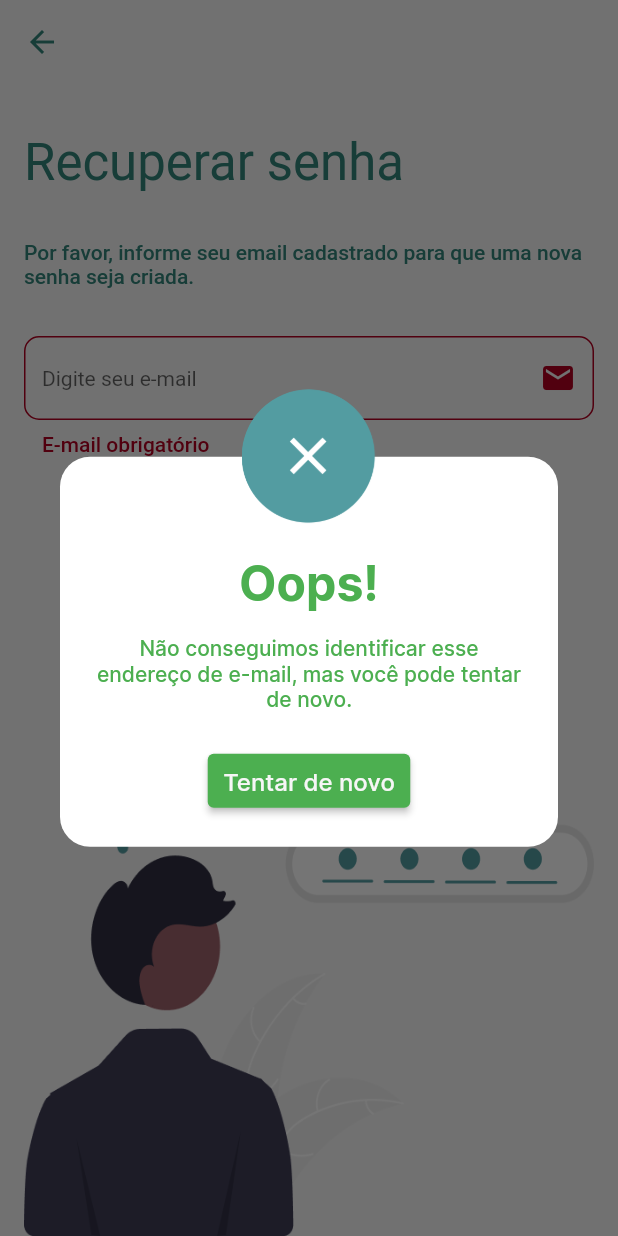
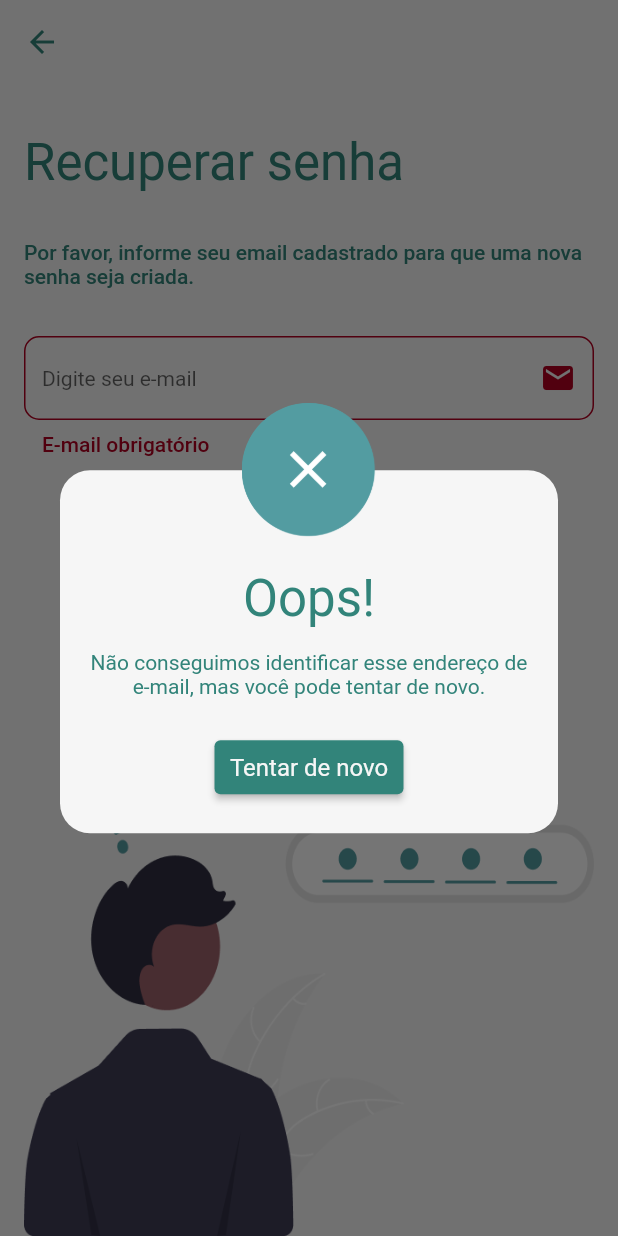
Before and after one commit to proz-tecnologia/PIT01GP07, a Flutter app: the RecoverScreen screen opened directly, after a tap on "Próximo", after a tap on "MENSAGEM DE ERRO", on a phone screen of 412 x 824 dp. Run offline on Flutter 3.47's test engine with Material 2 defaults, Android fonts, the phone set to English and light mode, and no system bars; our stand-ins replace carousel_slider, email_validator, flutter_speed_dial, shared_preferences, smooth_page_indicator; accounts and stored records are empty.

Commit message:
refactor: update dialog box

```diff
--- a/lib/design_system/constants.dart
+++ b/lib/design_system/constants.dart
@@ -7,7 +7,9 @@ ThemeData lightTheme = ThemeData(
     scaffoldBackgroundColor: const Color(0xfff6f6f6),
     colorScheme: const ColorScheme.light(
       primary: Color(0xff32847a),
-  ),
+      secondary: Color(0xfff6f6f6),
+
+),
 
   /// TEXT THEME
     textTheme: const TextTheme(
@@ -26,6 +28,9 @@ ThemeData lightTheme = ThemeData(
 
       bodyText2: TextStyle (
         color: Color(0xff32847a),
+      ),
+      subtitle1: TextStyle (
+        color: Color(0xfff6f6f6),
       ),
       caption: TextStyle (
         color: Color(0xff2F595B),
--- a/lib/pages/email_confirmation/email_confirmation.dart
+++ b/lib/pages/email_confirmation/email_confirmation.dart
@@ -1,6 +1,4 @@
 import 'package:flutter/material.dart';
-import 'package:teste/design_system/colors.dart';
-
 class EmailConfirmation extends StatefulWidget {
   const EmailConfirmation({super.key});
 
@@ -12,7 +10,6 @@ class _EmailConfirmation extends State<EmailConfirmation> {
   @override
   Widget build(BuildContext context) {
     return Scaffold(
-      backgroundColor: Colors.green,
       resizeToAvoidBottomInset: false,
       body: Padding(
         padding: const EdgeInsets.only(left: 16, right: 16),
--- a/lib/pages/recover/recover.dart
+++ b/lib/pages/recover/recover.dart
@@ -1,5 +1,4 @@
 import 'package:flutter/material.dart';
-import 'package:teste/design_system/styleapp.dart';
 import '../../widgets/dialog_box/custom_dialog_box.dart';
 import '../email_confirmation/email_confirmation.dart';
 import '../../widgets/default_button/default_button.dart';
--- a/lib/widgets/card_account_info/card_account_info.dart
+++ b/lib/widgets/card_account_info/card_account_info.dart
@@ -1,6 +1,4 @@
 import 'package:flutter/material.dart';
-import '../../design_system/colors.dart';
-
 import '../../design_system/styleapp.dart';
 import '../../widgets/account_info/account_info.dart';
 import '../raisedButton_see_more/raisedbutton_see_more.dart';
--- a/lib/widgets/dialog_box/custom_dialog_box.dart
+++ b/lib/widgets/dialog_box/custom_dialog_box.dart
@@ -1,5 +1,4 @@
 import 'package:flutter/material.dart';
-import 'package:teste/design_system/colors.dart';
 import '../../design_system/constants.dart';
 
 class CustomDialogBox extends StatefulWidget {
@@ -43,7 +42,7 @@ class CustomDialogBoxState extends State<CustomDialogBox> {
           margin: const EdgeInsets.only(top: Constants.avatarRadius),
           decoration: BoxDecoration(
             shape: BoxShape.rectangle,
-            color: Colors.white,
+            color:Theme.of(context).colorScheme.secondary,
             borderRadius: BorderRadius.circular(Constants.padding),
           ),
           child: Column(
@@ -51,22 +50,14 @@ class CustomDialogBoxState extends State<CustomDialogBox> {
             children: <Widget>[
               Text(
                 widget.title,
-                style: const TextStyle(
-                    fontFamily: 'Inter',
-                    fontSize: 32,
-                    fontWeight: FontWeight.w700,
-                    color: Colors.green),
+                style:Theme.of(context).textTheme.headline4,
               ),
               const SizedBox(
                 height: 15,
               ),
               Text(
                 widget.descriptions,
-                style: const TextStyle(
-                    fontFamily: 'Inter',
-                    fontSize: 14,
-                    fontWeight: FontWeight.w500,
-                    color: Colors.green),
+                style: Theme.of(context).textTheme.bodyText2,
                 textAlign: TextAlign.center,
               ),
               const SizedBox(
@@ -76,18 +67,15 @@ class CustomDialogBoxState extends State<CustomDialogBox> {
                 alignment: Alignment.center,
                 child: ElevatedButton(
                     style: ElevatedButton.styleFrom(
-                        backgroundColor: Colors.green),
+                        backgroundColor: Theme.of(context).colorScheme.primary),
                     onPressed: () {
                       Navigator.of(context).pop();
                     },
                     child: Text(
                       widget.text,
-                      style: const TextStyle(
-                          fontFamily: 'Inter',
-                          fontSize: 16,
-                          fontWeight: FontWeight.w500,
-                          color: Color(0xFFF6F6F6)),
-                    )),
+                      style: Theme.of(context).textTheme.subtitle1,
+                      ),
+                    ),
               ),
             ],
           ),
```
